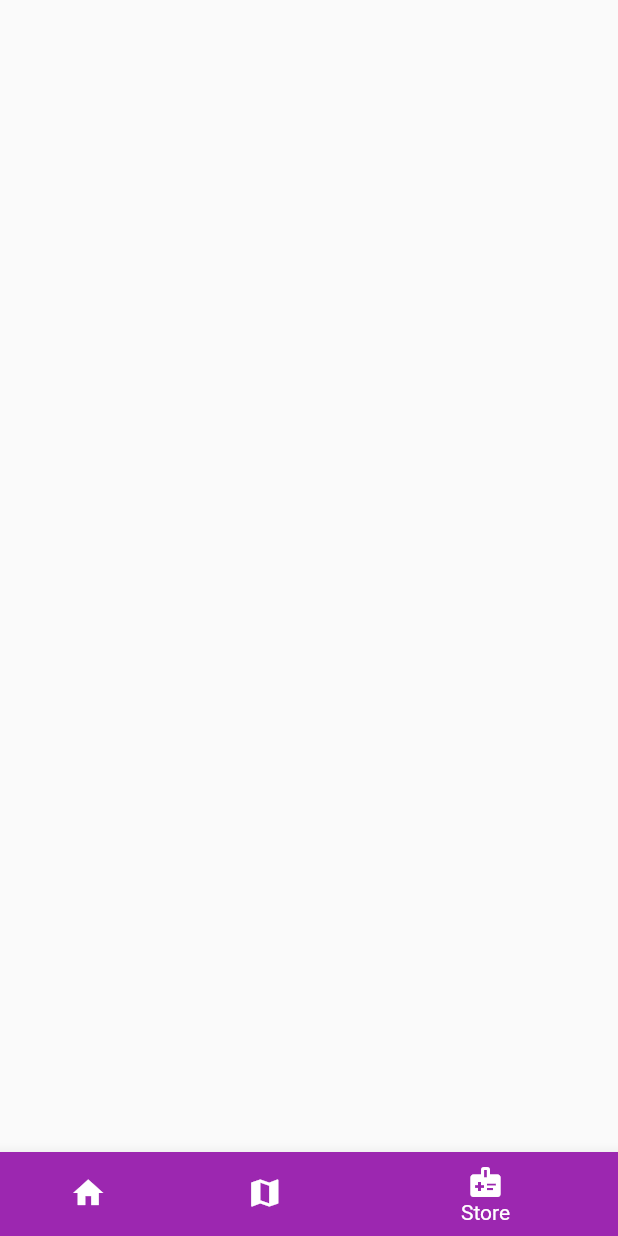
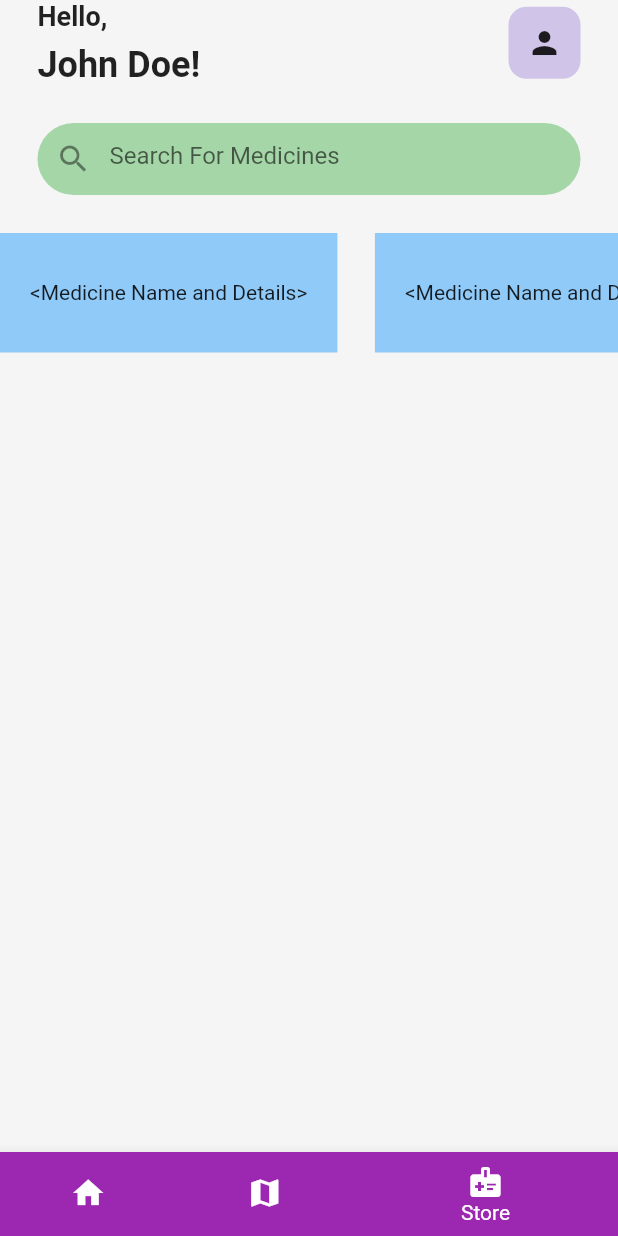
Before and after one commit to pranav-bot/muj-hackathon, a Flutter app: the screen it shows after launch, item 3 of the bottom bar chosen, on a phone screen of 412 x 824 dp. Run offline on Flutter 3.47's test engine with Material 2 defaults, Android fonts, the phone set to English and light mode, and no system bars; our stand-ins replace firebase_core; accounts and stored records are empty.

Commit message:
Store View added

```diff
--- a/Flutter-app/lib/views/homeview.dart
+++ b/Flutter-app/lib/views/homeview.dart
@@ -143,11 +143,11 @@ class _HomePageViewState extends State<HomePageView> {
           Container(
             decoration: BoxDecoration(
                 color: Colors.green, borderRadius: BorderRadius.circular(25)),
-            padding: const EdgeInsets.symmetric(horizontal: 25, vertical: 50),
+            padding: const EdgeInsets.symmetric(horizontal: 40, vertical: 50),
             child: TextButton(
               onPressed: () {},
               child: const Text(
-                "Update your\nmdeical reccords\n->",
+                "Consult a\nProfessional\n->",
                 style: TextStyle(color: Colors.white),
               ),
             ),
--- a/Flutter-app/lib/views/storeview.dart
+++ b/Flutter-app/lib/views/storeview.dart
@@ -12,6 +12,113 @@ class StoreView extends StatefulWidget {
 class _StoreViewState extends State<StoreView> {
   @override
   Widget build(BuildContext context) {
-    return Scaffold();
+    return Scaffold(
+      backgroundColor: Colors.grey[100],
+      body: SafeArea(
+        child: Column(
+          children: [
+            Padding(
+              padding: const EdgeInsets.symmetric(horizontal: 25),
+              child: Row(
+                mainAxisAlignment: MainAxisAlignment.spaceBetween,
+                children: [
+                  Column(
+                    crossAxisAlignment: CrossAxisAlignment.start,
+                    children: [
+                      Text(
+                        'Hello,',
+                        style: TextStyle(
+                          fontWeight: FontWeight.bold,
+                          fontSize: 18,
+                        ),
+                      ),
+                      SizedBox(
+                        height: 8,
+                      ),
+                      Text(
+                        'John Doe!',
+                        style: TextStyle(
+                          fontSize: 24,
+                          fontWeight: FontWeight.bold,
+                        ),
+                      ),
+                    ],
+                  ),
+                  Container(
+                      padding: const EdgeInsets.all(12),
+                      decoration: BoxDecoration(
+                        color: Colors.deepPurple[100],
+                        borderRadius: BorderRadius.circular(12),
+                      ),
+                      child: const Icon(Icons.person))
+                ],
+              ),
+            ),
+            const SizedBox(
+              height: 25,
+            ),
+            Padding(
+              padding: const EdgeInsets.symmetric(horizontal: 25.0),
+              child: Container(
+                decoration: BoxDecoration(
+                  color: Colors.green[200],
+                  borderRadius: BorderRadius.circular(25),
+                ),
+                child: const TextField(
+                  decoration: InputDecoration(
+                      prefixIcon: Icon(Icons.search),
+                      border: InputBorder.none,
+                      hintText: 'Search For Medicines'),
+                ),
+              ),
+            ),
+            SizedBox(
+              height: 25,
+            ),
+            Container(
+              height: 80,
+              child: ListView(
+                scrollDirection: Axis.horizontal,
+                children: [
+                  Container(
+                    padding: EdgeInsets.all(20),
+                    color: Colors.blue[200],
+                    child: Row(
+                      children: [
+                        Text('<Medicine Name and Details>'),
+                      ],
+                    ),
+                  ),
+                  Padding(
+                    padding: const EdgeInsets.only(left: 25),
+                    child: Container(
+                      padding: EdgeInsets.all(20),
+                      color: Colors.blue[200],
+                      child: Row(
+                        children: [
+                          Text('<Medicine Name and Details>'),
+                        ],
+                      ),
+                    ),
+                  ),
+                  Padding(
+                    padding: const EdgeInsets.only(left: 25),
+                    child: Container(
+                      padding: EdgeInsets.all(20),
+                      color: Colors.blue[200],
+                      child: Row(
+                        children: [
+                          Text('<Medicine Name and Details>'),
+                        ],
+                      ),
+                    ),
+                  )
+                ],
+              ),
+            )
+          ],
+        ),
+      ),
+    );
   }
 }
--- a/Flutter-app/pubspec.yaml
+++ b/Flutter-app/pubspec.yaml
@@ -36,6 +36,10 @@ dependencies:
   # The following adds the Cupertino Icons font to your application.
   # Use with the CupertinoIcons class for iOS style icons.
   cupertino_icons: ^1.0.2
+  location: ^4.4.0
+  permission_handler: ^10.0.0
+  url_launcher: ^6.1.5
+  location_web: ^3.1.1
 
 dev_dependencies:
   flutter_test:
```
Also changed, not shown: Flutter-app/pubspec.lock, 6 other files.
